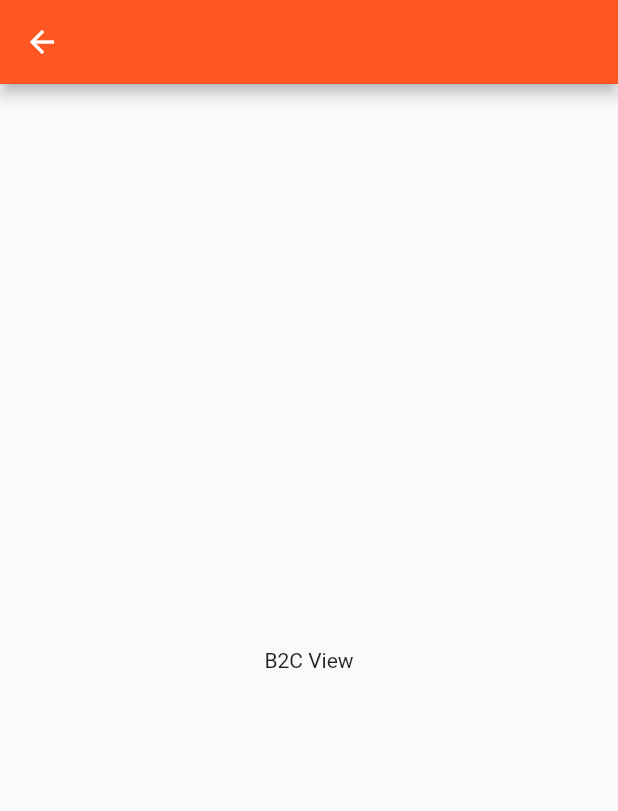
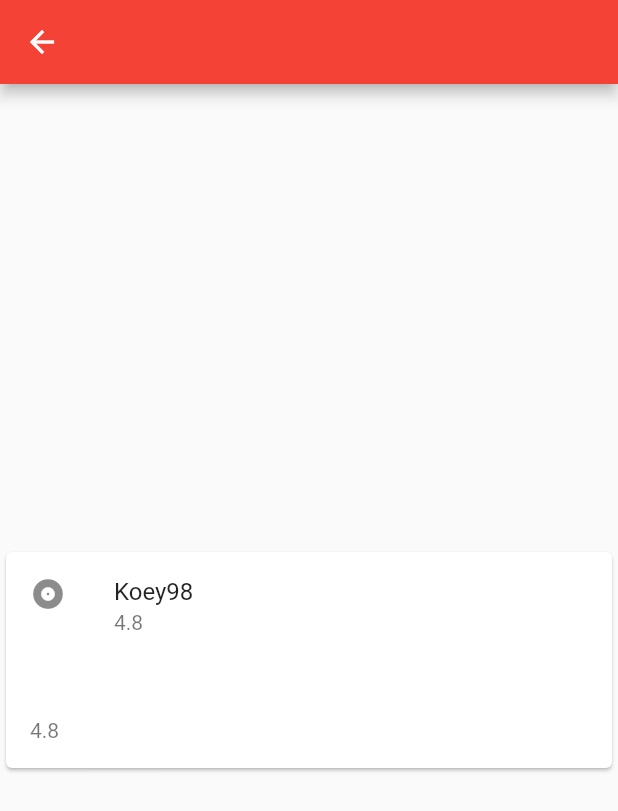
Before and after one commit to cameronsuen/crowdbuy, a Flutter app: the B2C screen opened directly, on a phone screen of 412 x 824 dp. Shown: the top 811 px of the screen. Run offline on Flutter 3.47's test engine with Material 2 defaults, Android fonts, the light colour scheme and no system bars; missing offline and left inert: duration.

Commit message:
pairing with Cameron

```diff
--- a/lib/b2c.dart
+++ b/lib/b2c.dart
@@ -7,8 +7,23 @@
   Widget build(BuildContext context) {
     return Scaffold(
       appBar: AppBar(),
-      body: const Center(
-        child: Text('B2C View'),
+      body: Center(
+        child: Card(
+          child: Column(
+            mainAxisSize: MainAxisSize.min,
+            children: const <Widget>[
+              ListTile(
+                // tileColor: Color.fromARGB(156, 255, 0, 0),
+                leading: Icon(Icons.album),
+                title: Text('Koey98'),
+                subtitle: Text('4.8'),
+              ),
+              ListTile(
+                subtitle: Text('4.8'),
+              ),
+            ],
+          ),
+        ),
       ),
     );
   }
```
Also changed, not shown: lib/account.dart (added, +15 -0 lines), lib/main.dart (+11 -2 lines).
